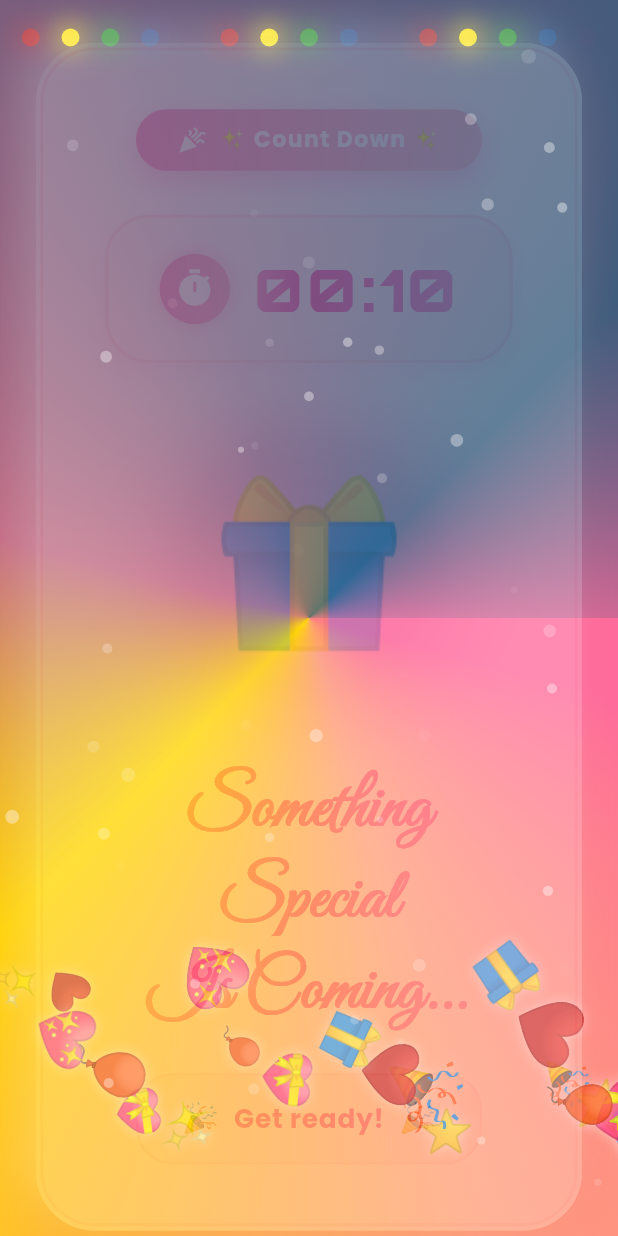
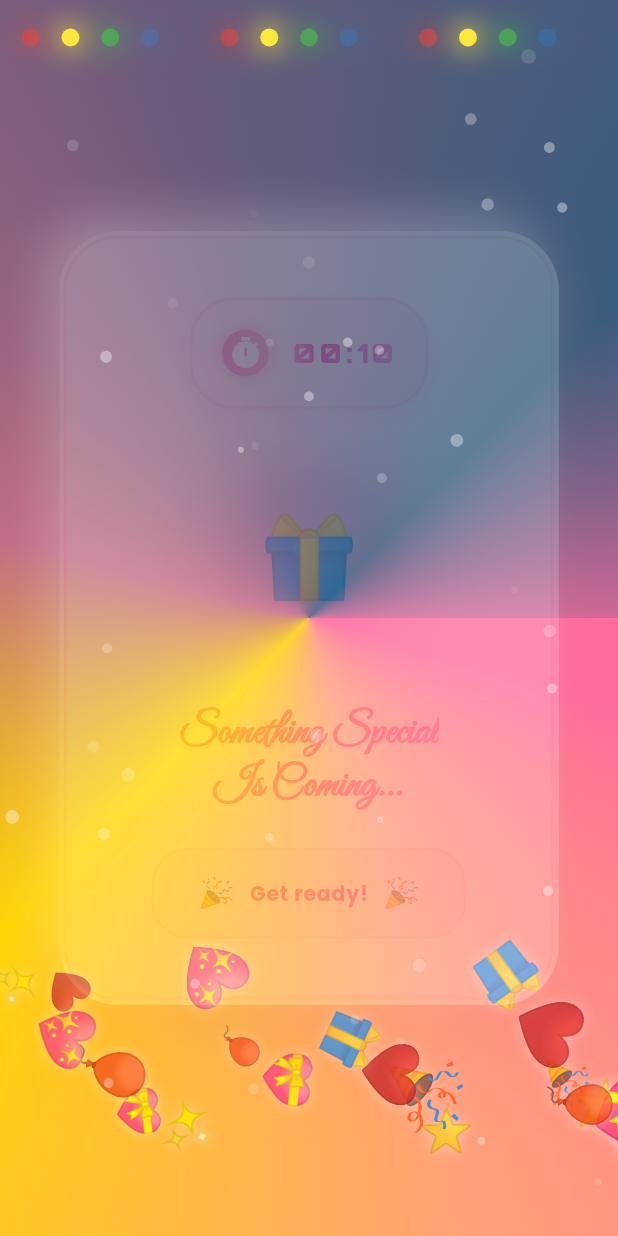
Before and after one commit to ujjushaikhh/BirthDayWish, a Flutter app: the first screen one second after launch, on a phone screen of 412 x 824 dp. Run offline on Flutter 3.47's test engine with Material 3 defaults, Android fonts, the phone set to English and light mode, and no system bars; our stand-ins replace audioplayers, confetti, google_fonts, lottie.

Commit message:
Made Mobile Responsive

```diff
--- a/lib/intro_screen.dart
+++ b/lib/intro_screen.dart
@@ -307,7 +307,7 @@ class _IntroScreenState extends State<IntroScreen>
               child: SafeArea(
                 child: SingleChildScrollView(
                   padding: EdgeInsets.symmetric(
-                    vertical: isDesktop ? 40 : 20,
+                    vertical: isDesktop ? 40 : 24,
                     horizontal: 20,
                   ),
                   child: FadeTransition(
@@ -316,6 +316,7 @@ class _IntroScreenState extends State<IntroScreen>
                       scale: _scaleAnimation,
                       child: Column(
                         mainAxisAlignment: MainAxisAlignment.center,
+                        mainAxisSize: MainAxisSize.min,
                         children: [
                           // PREMIUM CARD CONTAINER
                           AnimatedBuilder(
@@ -326,11 +327,13 @@ class _IntroScreenState extends State<IntroScreen>
                                 child: child,
                               );
                             },
+                            child: Padding(
+                              padding: const EdgeInsets.all(16.0),
                               child: Container(
-                              width: isDesktop ? 500 : (isTablet ? 450 : 390),
-                              constraints: BoxConstraints(
-                                maxWidth: isDesktop ? 500 : 390,
-                              ),
+                                width: size.width,
+                                // constraints: BoxConstraints(
+                                //   maxWidth: isDesktop ? 500 : 390,
+                                // ),
                                 decoration: BoxDecoration(
                                   borderRadius: BorderRadius.circular(40),
                                   gradient: const LinearGradient(
@@ -409,62 +412,65 @@ class _IntroScreenState extends State<IntroScreen>
                                           mainAxisSize: MainAxisSize.min,
                                           children: [
                                             // Premium Top Badge
-                                          Container(
-                                            padding: EdgeInsets.symmetric(
-                                              horizontal: isDesktop ? 30 : 28,
-                                              vertical: isDesktop ? 12 : 10,
-                                            ),
-                                            decoration: BoxDecoration(
-                                              gradient: const LinearGradient(
-                                                colors: [
-                                                  Color(0xFFFF69B4),
-                                                  Color(0xFFFF8FB4),
-                                                  Color(0xFFFFB3C1),
-                                                ],
-                                              ),
-                                              borderRadius:
-                                                  BorderRadius.circular(25),
-                                              boxShadow: [
-                                                BoxShadow(
-                                                  color: const Color(
-                                                    0xFFFF69B4,
-                                                  ).withOpacity(0.5),
-                                                  blurRadius: 20,
-                                                  offset: const Offset(0, 8),
-                                                ),
-                                              ],
-                                            ),
-                                            child: Row(
-                                              mainAxisSize: MainAxisSize.min,
-                                              children: [
-                                                Icon(
-                                                  Icons.celebration,
-                                                  color: Colors.white,
-                                                  size: isDesktop ? 22 : 20,
-                                                ),
-                                                SizedBox(
-                                                  width: isDesktop ? 10 : 8,
-                                                ),
-                                                Text(
-                                                  "✨ Count Down ✨",
-                                                  style: GoogleFonts.poppins(
-                                                    fontSize:
-                                                        isDesktop ? 16 : 15,
-                                                    fontWeight: FontWeight.w700,
-                                                    color: Colors.white,
-                                                    letterSpacing: 1,
-                                                  ),
-                                                ),
-                                              ],
-                                            ),
-                                          ),
+                                            // Container(
+                                            //   padding: EdgeInsets.symmetric(
+                                            //     horizontal: isDesktop ? 30 : 28,
+                                            //     vertical: isDesktop ? 12 : 10,
+                                            //   ),
+                                            //   decoration: BoxDecoration(
+                                            //     gradient: const LinearGradient(
+                                            //       colors: [
+                                            //         Color(0xFFFF69B4),
+                                            //         Color(0xFFFF8FB4),
+                                            //         Color(0xFFFFB3C1),
+                                            //       ],
+                                            //     ),
+                                            //     borderRadius:
+                                            //         BorderRadius.circular(25),
+                                            //     boxShadow: [
+                                            //       BoxShadow(
+                                            //         color: const Color(
+                                            //           0xFFFF69B4,
+                                            //         ).withOpacity(0.5),
+                                            //         blurRadius: 20,
+                                            //         offset: const Offset(0, 8),
+                                            //       ),
+                                            //     ],
+                                            //   ),
+                                            //   child: Row(
+                                            //     mainAxisSize: MainAxisSize.min,
+                                            //     children: [
+                                            //       Icon(
+                                            //         Icons.celebration,
+                                            //         color: Colors.white,
+                                            //         size: isDesktop ? 22 : 20,
+                                            //       ),
+                                            //       SizedBox(
+                                            //         width: isDesktop ? 10 : 8,
+                                            //       ),
+                                            //       Text(
+                                            //         "✨ Count Down ✨",
+                                            //         style: GoogleFonts.poppins(
+                                            //           fontSize:
+                                            //               isDesktop ? 16 : 15,
+                                            //           fontWeight:
+                                            //               FontWeight.w700,
+                                            //           color: Colors.white,
+                                            //           letterSpacing: 1,
+                                            //         ),
+                                            //       ),
+                                            //     ],
+                                            //   ),
+                                            // ),
 
-                                          SizedBox(height: isDesktop ? 35 : 30),
+                                            // SizedBox(
+                                            //   height: isDesktop ? 35 : 30,
+                                            // ),
 
                                             // Countdown Timer
                                             Container(
                                               padding: EdgeInsets.symmetric(
-                                              horizontal: isDesktop ? 40 : 35,
+                                                horizontal: isDesktop ? 40 : 20,
                                                 vertical: isDesktop ? 22 : 20,
                                               ),
                                               decoration: BoxDecoration(
@@ -501,7 +507,7 @@ class _IntroScreenState extends State<IntroScreen>
                                                 children: [
                                                   Container(
                                                     padding: EdgeInsets.all(
-                                                    isDesktop ? 12 : 10,
+                                                      isDesktop ? 12 : 4,
                                                     ),
                                                     decoration: BoxDecoration(
                                                       gradient:
@@ -525,17 +531,20 @@ class _IntroScreenState extends State<IntroScreen>
                                                     child: Icon(
                                                       Icons.timer,
                                                       color: Colors.white,
-                                                    size: isDesktop ? 30 : 28,
+                                                      size: isDesktop ? 30 : 24,
                                                     ),
                                                   ),
                                                   SizedBox(
                                                     width: isDesktop ? 18 : 15,
                                                   ),
                                                   AnimatedBuilder(
-                                                  animation: _shimmerController,
+                                                    animation:
+                                                        _shimmerController,
                                                     builder: (context, child) {
                                                       return ShaderMask(
-                                                      shaderCallback: (bounds) {
+                                                        shaderCallback: (
+                                                          bounds,
+                                                        ) {
                                                           return LinearGradient(
                                                             colors: const [
                                                               Color(0xFFFF69B4),
@@ -548,7 +557,9 @@ class _IntroScreenState extends State<IntroScreen>
                                                                   .value,
                                                               1.0,
                                                             ],
-                                                        ).createShader(bounds);
+                                                          ).createShader(
+                                                            bounds,
+                                                          );
                                                         },
                                                         child: Text(
                                                           '00:${_remainingSeconds.toString().padLeft(2, '0')}',
@@ -557,13 +568,15 @@ class _IntroScreenState extends State<IntroScreen>
                                                                 fontSize:
                                                                     isDesktop
                                                                         ? 44
-                                                                      : 40,
+                                                                        : 18,
                                                                 fontWeight:
                                                                     FontWeight
                                                                         .w900,
                                                                 color:
-                                                                  Colors.white,
-                                                              letterSpacing: 3,
+                                                                    Colors
+                                                                        .white,
+                                                                letterSpacing:
+                                                                    3,
                                                               ),
                                                         ),
                                                       );
@@ -573,7 +586,9 @@ class _IntroScreenState extends State<IntroScreen>
                                               ),
                                             ),
 
-                                          SizedBox(height: isDesktop ? 40 : 35),
+                                            SizedBox(
+                                              height: isDesktop ? 40 : 35,
+                                            ),
 
                                             // Gift emoji
                                             AnimatedBuilder(
@@ -622,7 +637,9 @@ class _IntroScreenState extends State<IntroScreen>
                                                       '🎁',
                                                       style: TextStyle(
                                                         fontSize:
-                                                          isDesktop ? 110 : 100,
+                                                            isDesktop
+                                                                ? 110
+                                                                : 50,
                                                       ),
                                                     ),
                                                   ),
@@ -630,7 +647,9 @@ class _IntroScreenState extends State<IntroScreen>
                                               },
                                             ),
 
-                                          SizedBox(height: isDesktop ? 40 : 35),
+                                            SizedBox(
+                                              height: isDesktop ? 40 : 35,
+                                            ),
 
                                             // Main text
                                             ShaderMask(
@@ -647,7 +666,7 @@ class _IntroScreenState extends State<IntroScreen>
                                                 'Something Special\nIs Coming...',
                                                 textAlign: TextAlign.center,
                                                 style: GoogleFonts.greatVibes(
-                                                fontSize: isDesktop ? 54 : 48,
+                                                  fontSize: isDesktop ? 54 : 28,
                                                   fontWeight: FontWeight.bold,
                                                   color: Colors.white,
                                                   height: 1.3,
@@ -655,7 +674,9 @@ class _IntroScreenState extends State<IntroScreen>
                                               ),
                                             ),
 
-                                          SizedBox(height: isDesktop ? 30 : 25),
+                                            SizedBox(
+                                              height: isDesktop ? 30 : 25,
+                                            ),
 
                                             // Bottom message
                                             Container(
@@ -698,11 +719,12 @@ class _IntroScreenState extends State<IntroScreen>
                                                     'Get ready!',
                                                     style: GoogleFonts.poppins(
                                                       fontSize:
-                                                        isDesktop ? 19 : 18,
+                                                          isDesktop ? 19 : 14,
                                                       color: const Color(
                                                         0xFFFF1493,
                                                       ),
-                                                    fontWeight: FontWeight.w700,
+                                                      fontWeight:
+                                                          FontWeight.w700,
                                                       letterSpacing: 0.5,
                                                     ),
                                                   ),
@@ -720,6 +742,7 @@ class _IntroScreenState extends State<IntroScreen>
                                               ),
                                             ),
                                           ],
+                                        ),
                                       ),
                                     ),
                                   ),
```
Also changed, not shown: lib/wish_screen.dart (+152 -115 lines), 1 other file. Lines whose indentation alone changed are shown as unchanged.
